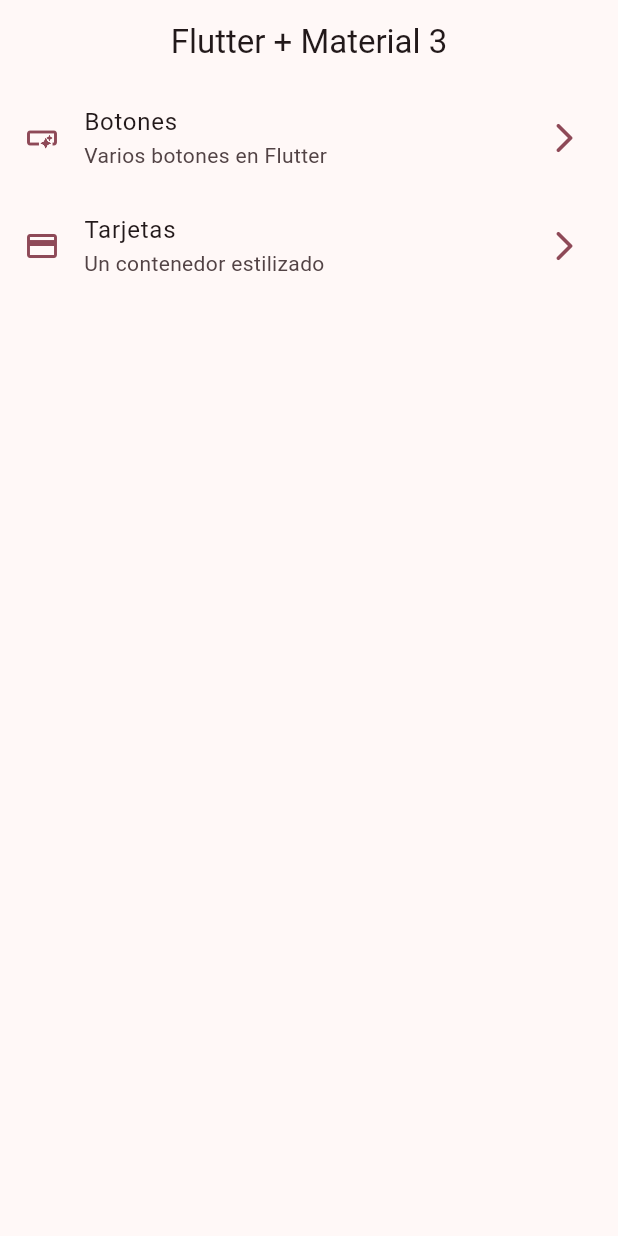
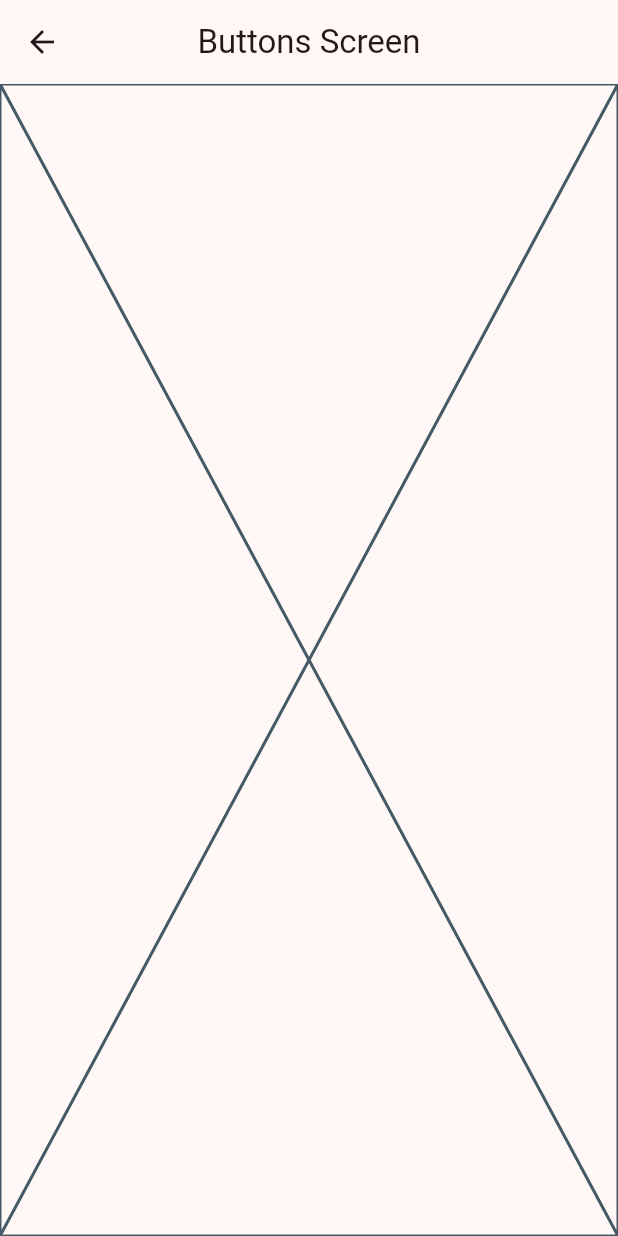
Before and after one commit to Wils0nDev/widget_app, a Flutter app: the screen it shows after launch, after a tap on "Botones", on a phone screen of 412 x 824 dp. Run offline on Flutter 3.47's test engine with Material 2 defaults, Android fonts, the phone set to English and light mode, and no system bars; our stand-ins replace go_router.

Commit message:
router config

```diff
--- /dev/null
+++ b/lib/config/router/app_router.dart
@@ -0,0 +1,21 @@
+import 'package:go_router/go_router.dart';
+import 'package:widgets_app/presentation/screens/screens.dart';
+
+// GoRouter configuration
+final appRouter = GoRouter(
+  initialLocation: '/',
+  routes: [
+    GoRoute(
+      path: '/',
+      builder: (context, state) => const HomeScreen(),
+    ),
+    GoRoute(
+      path: '/buttons',
+      builder: (context, state) => const ButtonsScreen(),
+    ),
+    GoRoute(
+      path: '/cards',
+      builder: (context, state) => const CardsScreen(),
+    )
+  ],
+);
--- a/lib/main.dart
+++ b/lib/main.dart
@@ -1,6 +1,6 @@
 import 'package:flutter/material.dart';
 import 'package:widgets_app/config/app_theme.dart';
-import 'package:widgets_app/presentation/screens/home/home_scree.dart';
+import 'package:widgets_app/config/router/app_router.dart';
 
 void main() {
   runApp(const MainApp());
@@ -10,10 +10,10 @@ class MainApp extends StatelessWidget {
   const MainApp({super.key});
   @override
   Widget build(BuildContext context) {
-    return  MaterialApp(
+    return  MaterialApp.router(
+      routerConfig: appRouter,
       debugShowCheckedModeBanner: false,
       theme: AppTheme(selectedColor: 6).getTheme(),
-      home: const HomeScreen()
     );
   }
 }
--- a/lib/menu/menu_items.dart
+++ b/lib/menu/menu_items.dart
@@ -25,6 +25,6 @@ const List<MenuItem> appMenuItems = <MenuItem>[
      MenuItem(
     title: 'Tarjetas',
     subTitle: 'Un contenedor estilizado',
-    link: '/buttons',
+    link: '/cards',
     icon: Icons.credit_card)
 ];
--- /dev/null
+++ b/lib/presentation/screens/buttons/buttons_screen.dart
@@ -0,0 +1,15 @@
+import 'package:flutter/material.dart';
+
+class ButtonsScreen extends StatelessWidget {
+  const ButtonsScreen({super.key});
+
+  @override
+  Widget build(BuildContext context) {
+    return Scaffold(
+      appBar: AppBar(
+        title: const Text('Buttons Screen'),
+      ),
+      body: const Placeholder(),
+    );
+  }
+}
--- /dev/null
+++ b/lib/presentation/screens/cards/cards_screen.dart
@@ -0,0 +1,15 @@
+import 'package:flutter/material.dart';
+
+class CardsScreen extends StatelessWidget {
+  const CardsScreen({super.key});
+
+  @override
+  Widget build(BuildContext context) {
+    return Scaffold(
+      appBar: AppBar(
+        title: const Text('Cards Screen'),
+      ),
+      body: const Placeholder(),
+    );
+  }
+}
--- a/lib/presentation/screens/home/home_scree.dart
+++ b/lib/presentation/screens/home/home_scree.dart
@@ -1,4 +1,5 @@
 import 'package:flutter/material.dart';
+import 'package:go_router/go_router.dart';
 import 'package:widgets_app/menu/menu_items.dart';
 
 class HomeScreen extends StatelessWidget {
@@ -41,10 +42,7 @@ class _HomeView extends StatelessWidget {
 class _CustomListTitle extends StatelessWidget {
 
   final MenuItem menuItem;
-  const _CustomListTitle({
-    super.key,
-    required this.menuItem,
-  });
+  const _CustomListTitle({ required this.menuItem,  });
 
   @override
   Widget build(BuildContext context) {
@@ -58,6 +56,13 @@ class _CustomListTitle extends StatelessWidget {
       trailing: Icon(Icons.arrow_forward_ios_rounded,color: colors.primary,),
       onTap: () {
         //aqui navegamos a otras pantallas
+      //   Navigator.of(context).push(
+      //   MaterialPageRoute(
+      //     builder: (context) => const ButtonsScreen(),
+      //   ),
+      // );
+      //Navigator.pushNamed(context, menuItem.link);
+      context.push(menuItem.link);
       },
     );
   }
--- /dev/null
+++ b/lib/presentation/screens/screens.dart
@@ -0,0 +1,3 @@
+export 'package:widgets_app/presentation/screens/buttons/buttons_screen.dart';
+export 'package:widgets_app/presentation/screens/cards/cards_screen.dart';
+export 'package:widgets_app/presentation/screens/home/home_scree.dart';
```
Also changed, not shown: pubspec.yaml (+9 -78 lines), pubspec.lock.
